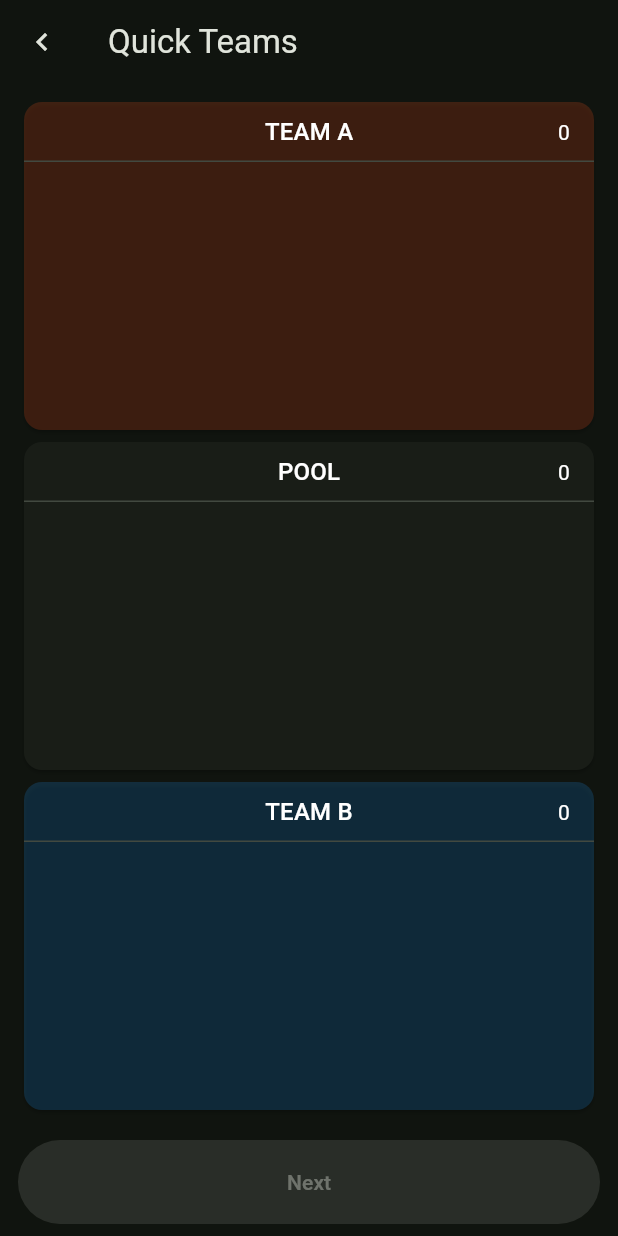
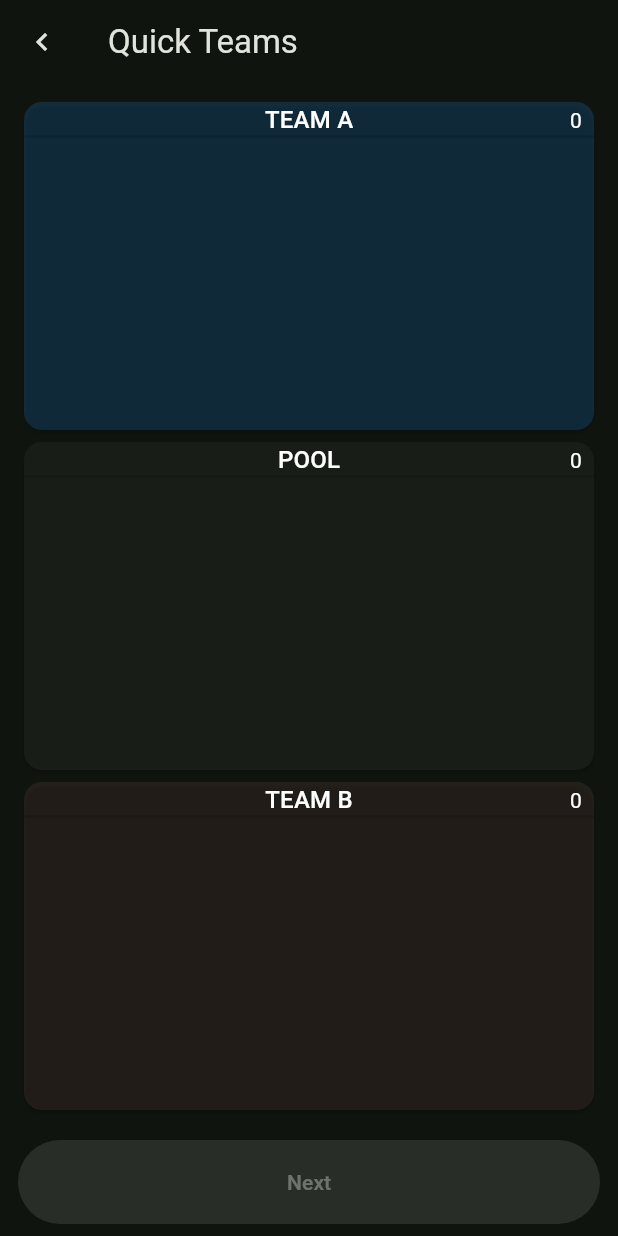
Before and after one commit to PlayPratz/Scorecard, a Flutter app: the CreateQuickTeamsForm widget shown alone on an empty page, opened directly with empty values, on a phone screen of 412 x 824 dp. Run offline on Flutter 3.47's test engine with Material 2 defaults, Android fonts, the phone set to English and light mode, and no system bars; our stand-ins replace google_fonts, hive_flutter, image_picker, share_plus; accounts and stored records are empty; Roboto replaces fonts that are missing (Ubuntu).

Commit message:
[Minor] Replace Player UI improved as well as other UI improvements

```diff
--- a/lib/models/team.dart
+++ b/lib/models/team.dart
@@ -2,6 +2,7 @@ import 'dart:collection';
 
 import 'package:flutter/material.dart';
 import 'package:scorecard/models/player.dart';
+import 'package:scorecard/styles/color_styles.dart';
 import 'package:scorecard/util/utils.dart';
 
 int genTeamIndex = -1;
@@ -30,28 +31,27 @@ class Team {
     return Team.create(
         name: template.name,
         shortName: template.shortName,
-        color: template.color);
+        color: ColorStyles.teamColors[genTeamIndex]);
   }
 }
 
 class _TeamTemplate {
-  String name;
-  String shortName;
-  Color color;
+  final String name;
+  final String shortName;
 
-  _TeamTemplate(
-      {required this.name, required this.shortName, required this.color});
+  _TeamTemplate({required this.name, required this.shortName});
 }
 
 final List<_TeamTemplate> genTeamTemplates = [
-  _TeamTemplate(name: "Aqua", shortName: "AQU", color: Colors.blue),
-  _TeamTemplate(name: "Lava", shortName: "LAV", color: Colors.deepOrange),
-  _TeamTemplate(name: "Solar", shortName: "SOL", color: Colors.amber),
-  _TeamTemplate(name: "Grass", shortName: "GRA", color: Colors.green),
-  _TeamTemplate(name: "Mint", shortName: "MIN", color: Colors.cyan),
-  _TeamTemplate(name: "Cookie", shortName: "CKE", color: Colors.brown),
-  _TeamTemplate(name: "Lemon", shortName: "LEM", color: Colors.lime),
-  _TeamTemplate(name: "Blackberry", shortName: "BLB", color: Colors.deepPurple),
+  _TeamTemplate(name: "Aqua", shortName: "AQU"),
+  _TeamTemplate(name: "Lava", shortName: "LAV"),
+  _TeamTemplate(name: "Solar", shortName: "SOL"),
+  _TeamTemplate(name: "Grass", shortName: "GRA"),
+  _TeamTemplate(name: "Galaxy", shortName: "GLX"),
+  _TeamTemplate(name: "Mint", shortName: "MIN"),
+  _TeamTemplate(name: "Cookie", shortName: "CKE"),
+  _TeamTemplate(name: "Black Currant", shortName: "BCR"),
+  _TeamTemplate(name: "Lemon", shortName: "LEM"),
 ];
 
 class TeamSquad {
--- a/lib/screens/home.dart
+++ b/lib/screens/home.dart
@@ -27,7 +27,6 @@ class _HomeTabViewState extends State<HomeTabView> {
         padding: const EdgeInsets.only(bottom: 8.0, left: 16, right: 16),
         child: screens[_index],
       ),
-      backgroundColor: ColorStyles.background,
       bottomNavigationBar: NavigationBar(
         selectedIndex: _index,
         backgroundColor: ColorStyles.card,
--- a/lib/screens/player/player_list.dart
+++ b/lib/screens/player/player_list.dart
@@ -44,7 +44,9 @@ class PlayerList extends StatelessWidget {
               string: Strings.addNewPlayer,
               onCreate: (item) => onCreate!(item),
             )
-            : null);
+          : null,
+      alignToBottom: false,
+    );
   }
 }
 
--- a/lib/screens/team/create_team.dart
+++ b/lib/screens/team/create_team.dart
@@ -13,6 +13,7 @@ import 'package:scorecard/screens/widgets/item_list.dart';
 import 'package:scorecard/screens/widgets/separated_widgets.dart';
 import 'package:scorecard/services/player_service.dart';
 import 'package:scorecard/screens/widgets/elements.dart';
+import 'package:scorecard/styles/color_styles.dart';
 import 'package:scorecard/util/strings.dart';
 import 'package:scorecard/util/utils.dart';
 
@@ -119,9 +120,8 @@ class _CreateTeamFormState extends State<CreateTeamForm> {
         Expanded(
             child: GestureDetector(
           onTap: () => setState(() {
-            genTeamIndex++;
-            _color =
-                genTeamTemplates[genTeamIndex % genTeamTemplates.length].color;
+            genTeamIndex = (genTeamIndex + 1) % genTeamTemplates.length;
+            _color = ColorStyles.teamColors[genTeamIndex];
           }),
           child: CircleAvatar(backgroundColor: _color),
         )),
@@ -227,7 +227,8 @@ class CreateQuickTeamsForm extends StatelessWidget {
     final shuffledTemplates = [...genTeamTemplates]..shuffle();
     final colors = shuffledTemplates
         .take(2)
-        .map((teamTemplate) => teamTemplate.color.withOpacity(0.2))
+        .map((teamTemplate) =>
+            ColorStyles.teamColors[genTeamTemplates.indexOf(teamTemplate)])
         .toList();
     return TitledPage(
       title: "Quick Teams",
@@ -251,32 +252,6 @@ class CreateQuickTeamsForm extends StatelessWidget {
           ],
         ),
       ),
-    );
-  }
-
-  void _handleSubmitTeams(BuildContext context,
-      CreateQuickTeamsFormController controller, Color teamA, Color teamB) {
-    final team1 = TeamSquad(
-      team: Team.create(
-        name: controller.team1,
-        shortName: controller.team1.substring(0, 3).toUpperCase(),
-        color: teamA,
-      ),
-      squad: controller.squad1,
-    );
-
-    final team2 = TeamSquad(
-      team: Team.create(
-        name: controller.team2,
-        shortName: controller.team2.substring(0, 3).toUpperCase(),
-        color: teamB,
-      ),
-      squad: controller.squad2,
-    );
-
-    Utils.goBack(
-      context,
-      [team1, team2],
     );
   }
 
@@ -352,9 +327,35 @@ class CreateQuickTeamsForm extends StatelessWidget {
               alignToBottom: false,
             ),
           ),
-          color: color,
+          color: color?.withOpacity(0.2),
         ),
       );
+
+  void _handleSubmitTeams(BuildContext context,
+      CreateQuickTeamsFormController controller, Color teamA, Color teamB) {
+    final team1 = TeamSquad(
+      team: Team.create(
+        name: controller.team1,
+        shortName: controller.team1.substring(0, 3).toUpperCase(),
+        color: teamA,
+      ),
+      squad: controller.squad1,
+    );
+
+    final team2 = TeamSquad(
+      team: Team.create(
+        name: controller.team2,
+        shortName: controller.team2.substring(0, 3).toUpperCase(),
+        color: teamB,
+      ),
+      squad: controller.squad2,
+    );
+
+    Utils.goBack(
+      context,
+      [team1, team2],
+    );
+  }
 }
 
 class CreateQuickTeamsFormController with ChangeNotifier {
--- a/lib/screens/widgets/item_list.dart
+++ b/lib/screens/widgets/item_list.dart
@@ -94,12 +94,12 @@ class SelectableItemList<T> extends StatelessWidget {
             for (final item in items)
               if (controller.selectedItems.contains(item))
                 Padding(
-                  padding: const EdgeInsets.symmetric(vertical: 1.0),
+                  padding: const EdgeInsets.symmetric(vertical: 4.0),
                   child: onBuildSelected(item),
                 )
               else
                 Padding(
-                  padding: const EdgeInsets.symmetric(vertical: 1.0),
+                  padding: const EdgeInsets.symmetric(vertical: 4.0),
                   child: onBuild(item),
                 )
           ],
--- a/lib/screens/widgets/separated_widgets.dart
+++ b/lib/screens/widgets/separated_widgets.dart
@@ -17,13 +17,11 @@ class SeparatedWidgetPair extends StatelessWidget {
       color: color,
       child: Column(
         children: [
-          Padding(
-            padding: const EdgeInsets.all(8),
-            child: top,
-          ),
+          top,
           const Divider(
-            thickness: 1,
+            thickness: 2,
             height: 0,
+            color: Colors.black12,
           ),
           bottom,
         ],
--- a/lib/styles/color_styles.dart
+++ b/lib/styles/color_styles.dart
@@ -20,23 +20,22 @@ class ColorStyles {
   static const Color ballNoBall = Colors.yellowAccent;
   static const Color ballWide = Colors.white;
   static const Color ballEvent = Colors.blueGrey;
-  // Colors.pink and pinkAccent should be used, they are good colors
 
   // static const highlight = Color(0xFFFF8000);
   static const highlight = Colors.greenAccent;
   static const online = Color(0xFF30D158);
 
-  // static const List<Color> teamColors = [
-  //   Colors.blue,
-  //   Colors.orange,
-  //   Colors.amber,
-  //   Colors.green,
-  //   Colors.cyan,
-  //   Colors.brown,
-  //   Colors.deepOrange,
-  //   Colors.purple,
-  //   Colors.deepPurple,
-  // ];
+  static const List<Color> teamColors = [
+    Colors.blue,
+    Colors.deepOrange,
+    Colors.amber,
+    Colors.green,
+    Colors.deepPurple,
+    Colors.cyan,
+    Colors.brown,
+    Colors.purple,
+    Colors.lime,
+  ];
 
   static Color getBowlingExtraColour(BowlingExtra bowlingExtra) {
     if (bowlingExtra == BowlingExtra.noBall) {
--- a/lib/util/strings.dart
+++ b/lib/util/strings.dart
@@ -117,6 +117,7 @@ class Strings {
 
   // Hacks
   static const String empty = "";
+  static const String whitespace = " ";
   static const String versus = "v";
 
   // Create Team
@@ -249,6 +250,9 @@ class Strings {
   // Pick Batter
   static const String pickBatterTitle = "Pick the next batter";
   static const String pickBatterLastMan = "Continue as Last Man";
+
+  // Pick Bowler
+  static const String pickBowlerTitle = "Pick the next bowler";
 
   // Players in Action
   static const String playersInAction = "Players in Action";
```
Also changed, not shown: lib/screens/match/innings_init.dart (+8 -1 lines), lib/screens/match/innings_play_screen/match_interface.dart (+15 -7 lines), lib/screens/match/innings_play_screen/players_in_action.dart (+29 -29 lines), lib/screens/player/player_pickers.dart (+117 -38 lines), lib/screens/widgets/elements.dart (+6 -2 lines). Lines whose indentation alone changed are shown as unchanged.
